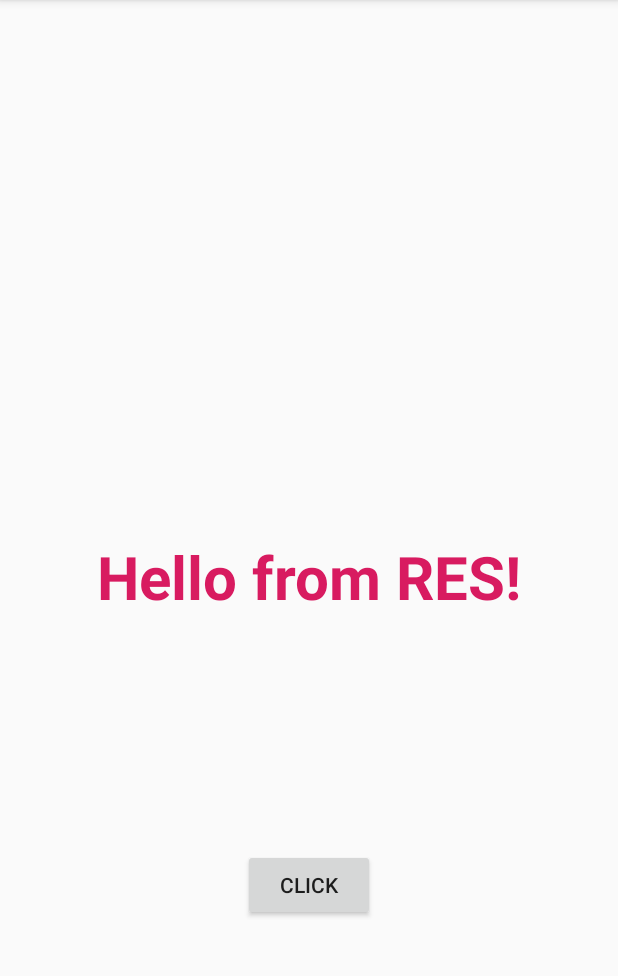
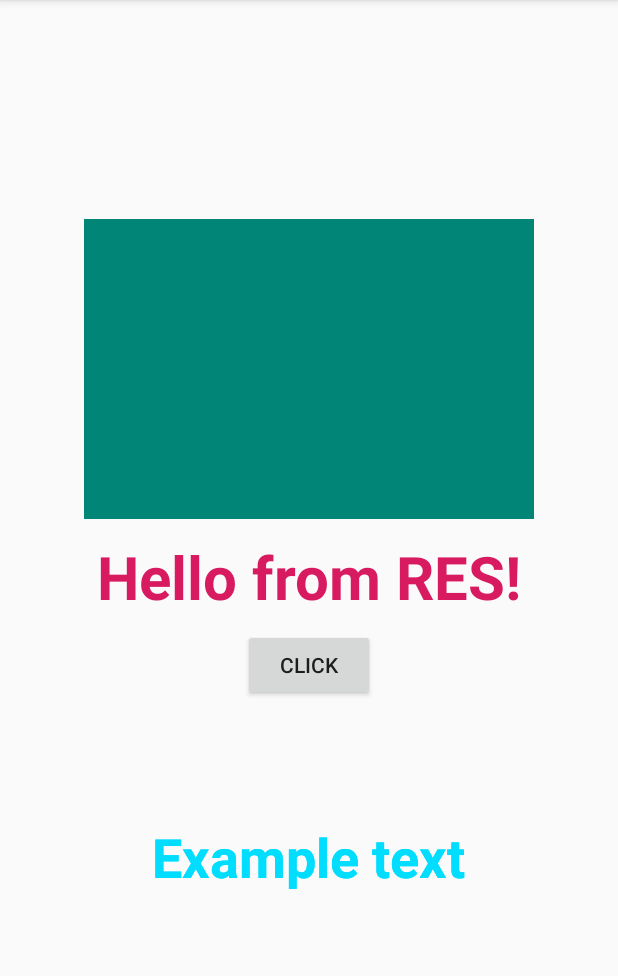
Before and after one commit to lavsexpert/myfirstapp, an Android app: the screen it shows after launch (MainActivity), on a phone screen of 412 x 824 dp, the part 84-1060 px from its top. Run offline under Robolectric (Android 15) with nearby library versions, the phone set to English and light mode, and no system bars.

Commit message:
Работа с фрагментами

```diff
--- /dev/null
+++ b/app/src/main/java/plus1/club/ExampleFragment.java
@@ -0,0 +1,25 @@
+package plus1.club;
+
+import android.app.Fragment;
+import android.os.Bundle;
+import android.view.LayoutInflater;
+import android.view.View;
+import android.view.ViewGroup;
+import android.widget.TextView;
+
+public class ExampleFragment extends Fragment {
+
+    private TextView mExampleText;
+
+    public static ExampleFragment newInstance(){
+        return new ExampleFragment();
+    }
+
+    @Override
+    public View onCreateView(LayoutInflater inflater, ViewGroup container, Bundle savedInstanceState){
+        View view = inflater.inflate(R.layout.fragment, container, false);
+        mExampleText = view.findViewById(R.id.textView);
+        mExampleText.setText("Example text");
+        return view;
+    }
+}
--- a/app/src/main/java/plus1/club/MainActivity.java
+++ b/app/src/main/java/plus1/club/MainActivity.java
@@ -1,5 +1,6 @@
 package plus1.club;
 
+import android.app.FragmentTransaction;
 import android.os.Build;
 import android.support.v4.content.ContextCompat;
 import android.support.v7.app.AppCompatActivity;
@@ -35,5 +36,21 @@ public class MainActivity extends AppCompatActivity {
 
         Bundle bundle = new Bundle();
         bundle.putString("KEY", "SAD");
+
+        ExampleFragment fragment = new ExampleFragment();
+        FragmentTransaction transaction = getFragmentManager().beginTransaction();
+        transaction.add(R.id.fragment, fragment);
+        transaction.addToBackStack(fragment.getClass().getSimpleName());
+        getFragmentManager().popBackStack();
+        transaction.commit();
+    }
+
+    @Override
+    public void onBackPressed(){
+        if(getFragmentManager().getBackStackEntryCount() > 0){
+            getFragmentManager().popBackStack();
+        } else {
+            super.onBackPressed();
+        }
     }
 }
--- a/app/src/main/res/layout/activity_main.xml
+++ b/app/src/main/res/layout/activity_main.xml
@@ -6,6 +6,22 @@
     android:layout_height="match_parent"
     tools:context=".MainActivity">
 
+    <FrameLayout
+        android:id="@+id/frame"
+        android:layout_width="300dp"
+        android:layout_height="200dp"
+        android:layout_marginStart="8dp"
+        android:layout_marginTop="8dp"
+        android:layout_marginEnd="8dp"
+        android:layout_marginBottom="8dp"
+        android:background="@color/colorPrimary"
+        android:fitsSystemWindows="true"
+        app:layout_constraintBottom_toBottomOf="parent"
+        app:layout_constraintEnd_toEndOf="parent"
+        app:layout_constraintStart_toStartOf="parent"
+        app:layout_constraintTop_toTopOf="parent"
+        app:layout_constraintHorizontal_bias="0.5"
+        app:layout_constraintVertical_bias="0.25" />
     <TextView
         android:id="@+id/tv_text"
         android:layout_width="wrap_content"
@@ -30,7 +46,27 @@
         android:text="@string/click"
         app:layout_constraintBottom_toBottomOf="parent"
         app:layout_constraintEnd_toEndOf="parent"
+        app:layout_constraintHorizontal_bias="0.5"
         app:layout_constraintStart_toStartOf="parent"
-        app:layout_constraintTop_toBottomOf="@+id/tv_text" />
+        app:layout_constraintTop_toBottomOf="@+id/tv_text"
+        app:layout_constraintVertical_bias="0" />
+
+    <fragment
+        android:id="@+id/fragment"
+        android:name="plus1.club.ExampleFragment"
+        android:layout_width="300dp"
+        android:layout_height="200dp"
+        android:layout_marginStart="8dp"
+        android:layout_marginTop="450dp"
+        android:layout_marginEnd="8dp"
+        android:layout_marginBottom="8dp"
+        android:background="@color/colorPrimaryDark"
+        android:fitsSystemWindows="true"
+        app:layout_constraintBottom_toBottomOf="parent"
+        app:layout_constraintEnd_toEndOf="parent"
+        app:layout_constraintHorizontal_bias="0.5"
+        app:layout_constraintStart_toStartOf="parent"
+        app:layout_constraintTop_toTopOf="parent"
+        app:layout_constraintVertical_bias="0.25" />
 
 </android.support.constraint.ConstraintLayout>
--- /dev/null
+++ b/app/src/main/res/layout/fragment.xml
@@ -0,0 +1,39 @@
+<?xml version="1.0" encoding="utf-8"?>
+<android.support.constraint.ConstraintLayout
+    xmlns:android="http://schemas.android.com/apk/res/android"
+    xmlns:app="http://schemas.android.com/apk/res-auto"
+    xmlns:tools="http://schemas.android.com/tools"
+    android:layout_width="match_parent"
+    android:layout_height="match_parent">
+
+    <ImageView
+        android:id="@+id/imageView"
+        android:layout_width="403dp"
+        android:layout_height="273dp"
+        android:layout_marginStart="8dp"
+        android:layout_marginTop="8dp"
+        android:layout_marginEnd="8dp"
+        android:layout_marginBottom="8dp"
+        app:layout_constraintBottom_toBottomOf="parent"
+        app:layout_constraintEnd_toEndOf="parent"
+        app:layout_constraintStart_toStartOf="parent"
+        app:layout_constraintTop_toTopOf="parent"
+        tools:srcCompat="@tools:sample/backgrounds/scenic[3]" />
+
+    <TextView
+        android:id="@+id/textView"
+        android:layout_width="210dp"
+        android:layout_height="62dp"
+        android:layout_marginStart="8dp"
+        android:layout_marginTop="8dp"
+        android:layout_marginEnd="8dp"
+        android:layout_marginBottom="8dp"
+        android:text="TextView"
+        android:textColor="@android:color/holo_blue_bright"
+        android:textSize="36sp"
+        android:textStyle="bold"
+        app:layout_constraintBottom_toBottomOf="parent"
+        app:layout_constraintEnd_toEndOf="parent"
+        app:layout_constraintStart_toStartOf="parent"
+        app:layout_constraintTop_toTopOf="parent" />
+</android.support.constraint.ConstraintLayout>
```
